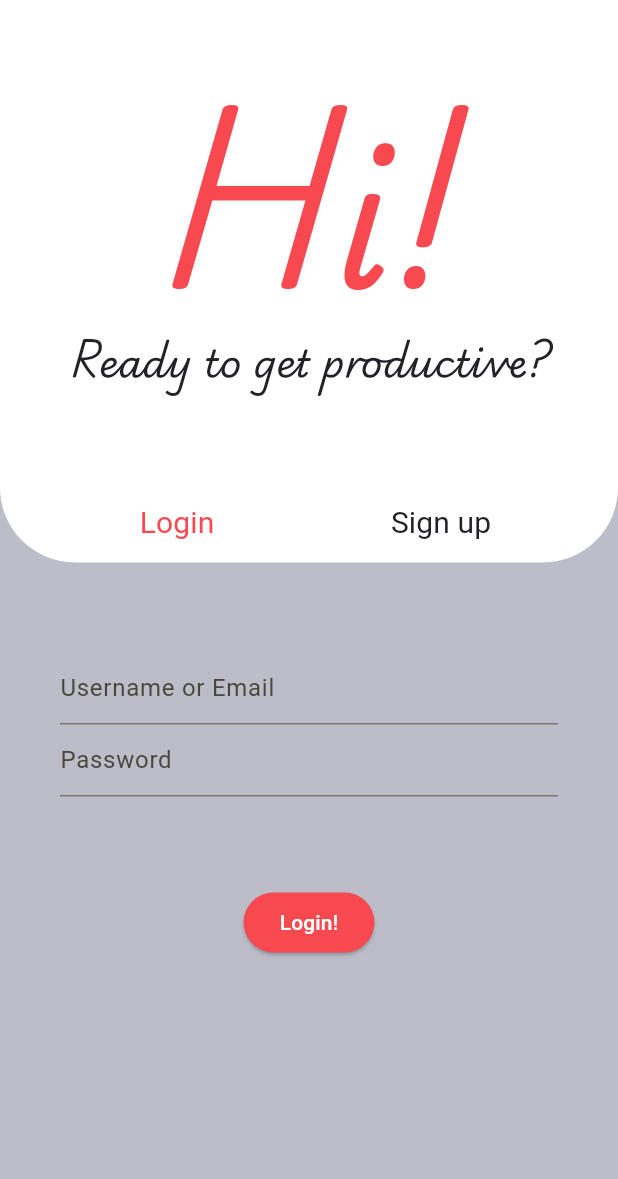
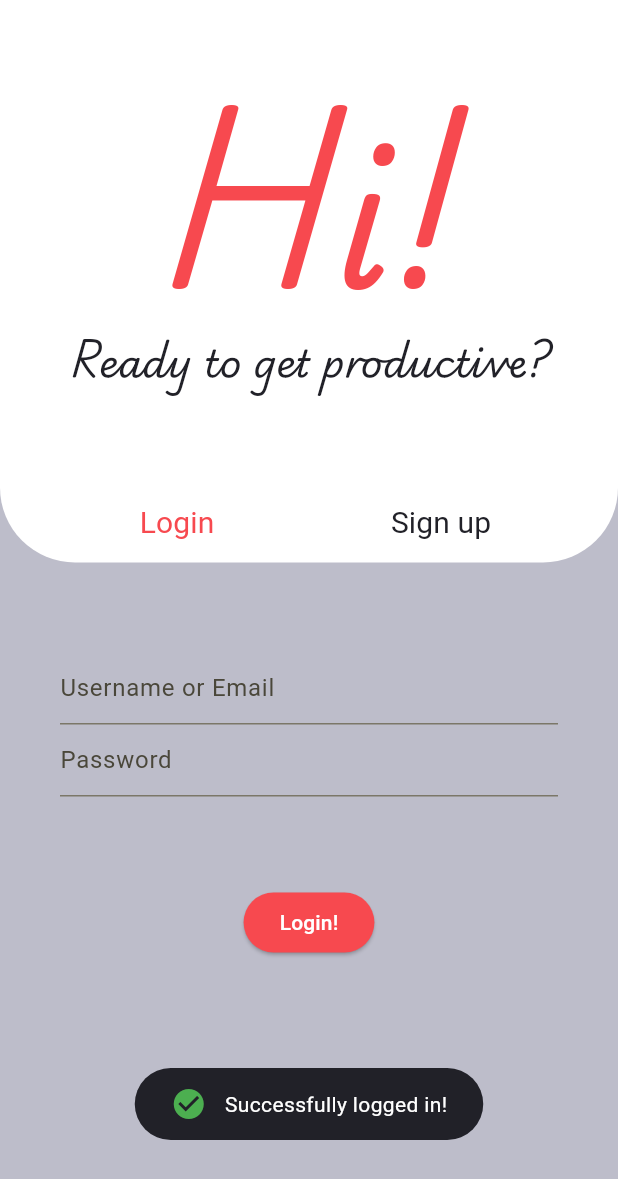
Before and after one commit to elisamongelli/ToDoApp-YT, a Flutter app: the screen it shows after launch, after a tap on "Login!", on a phone screen of 412 x 824 dp. Shown: the top 1179 px of the screen. Run offline on Flutter 3.47's test engine with Material 3 defaults, Android fonts, the phone set to English and light mode, and no system bars; our stand-ins replace fluttertoast, rxdart, shared_preferences; network calls fail; Roboto replaces fonts that are missing (Avenir).

Commit message:
Continuing setting custom toast up as separate class: ID:#39

```diff
--- a/app/todoapp/lib/UI/Login/loginscreen.dart
+++ b/app/todoapp/lib/UI/Login/loginscreen.dart
@@ -2,6 +2,7 @@ import 'package:flutter/material.dart';
 import 'package:fluttertoast/fluttertoast.dart';
 import 'package:todoapp/models/widgets/login_widget.dart';
 import 'package:todoapp/models/widgets/signup_widget.dart';
+import 'package:todoapp/models/widgets/toast_widget.dart';
 import '../../models/assets/global.dart';
 import 'package:todoapp/bloc/blocs/user_bloc_provider.dart';
 
@@ -120,8 +121,30 @@ class LoginPageState extends State<LoginPage> {
                                 ),
                                 onPressed: () async {
 
-                                  showCustomToast("Successfully logged in!", true);
+                                  final overlay = Overlay.of(context);
 
+                                  if (overlay != null) {
+                                    final overlayEntry = OverlayEntry(
+                                      builder: (context) => Positioned(
+                                        bottom: 50,
+                                        left: MediaQuery.of(context).size.width * 0.2,
+                                        right: MediaQuery.of(context).size.width * 0.2,
+                                        child: ToastWidget(
+                                          message: "Successfully logged in!",
+                                          success: true
+                                        )
+                                      )
+                                    );
+
+
+                                    overlay.insert(overlayEntry);
+
+                                    Future.delayed(const Duration(seconds: 2), () {
+                                      overlayEntry.remove();
+                                    });
+                                  } else {
+                                    print("Overlay non disponibile");
+                                  }
                                 },
                                 child: Text("Login!"),
                               )
@@ -192,7 +215,7 @@ class LoginPageState extends State<LoginPage> {
 
 
 
-  void showCustomToast(String message, bool success) {
+  /* void showCustomToast(String message, bool success) {
 
     Widget customToast = Container(
       padding: const EdgeInsets.symmetric(
@@ -232,5 +255,5 @@ class LoginPageState extends State<LoginPage> {
       gravity: ToastGravity.BOTTOM,
       toastDuration: Duration(seconds: 2)
     );
-  }
+  } */
 }
--- a/app/todoapp/lib/models/widgets/toast_widget.dart
+++ b/app/todoapp/lib/models/widgets/toast_widget.dart
@@ -5,7 +5,10 @@ import '../../models/assets/global.dart';
 
 class ToastWidget extends StatefulWidget {
 
-  const ToastWidget({super.key, required message, required success});
+  final String message;
+  final bool success;
+
+  const ToastWidget({super.key, required this.message, required this.success});
 
   @override
   State<ToastWidget> createState() => _ToastWidgetState();
@@ -23,13 +26,20 @@ class _ToastWidgetState extends State<ToastWidget> {
 
     fToast = FToast();
     fToast.init(context);
+
+    showCustomToast();
   }
 
 
   @override
   Widget build(BuildContext context) {
+    return const SizedBox.shrink();
+  }
 
-    return Container(
+
+  void showCustomToast() {
+
+    Widget customToast = Container(
       padding: const EdgeInsets.symmetric(
         horizontal: 24.0,
         vertical: 12.0
@@ -41,7 +51,7 @@ class _ToastWidgetState extends State<ToastWidget> {
       child: Row(
         mainAxisSize: MainAxisSize.min,
         children: [
-          this.success ?
+          widget.success ?
             Icon(
               Icons.check_circle,
               color: Colors.green,
@@ -54,11 +64,18 @@ class _ToastWidgetState extends State<ToastWidget> {
             width: 12.0,
           ),
           Text(
-            message,
+            widget.message,
             style: TextStyle(color: Colors.white),
           )
         ],
       ),
     );
+
+
+    fToast.showToast(
+      child: customToast,
+      gravity: ToastGravity.BOTTOM,
+      toastDuration: const Duration(seconds: 2)
+    );
   }
 }
```
